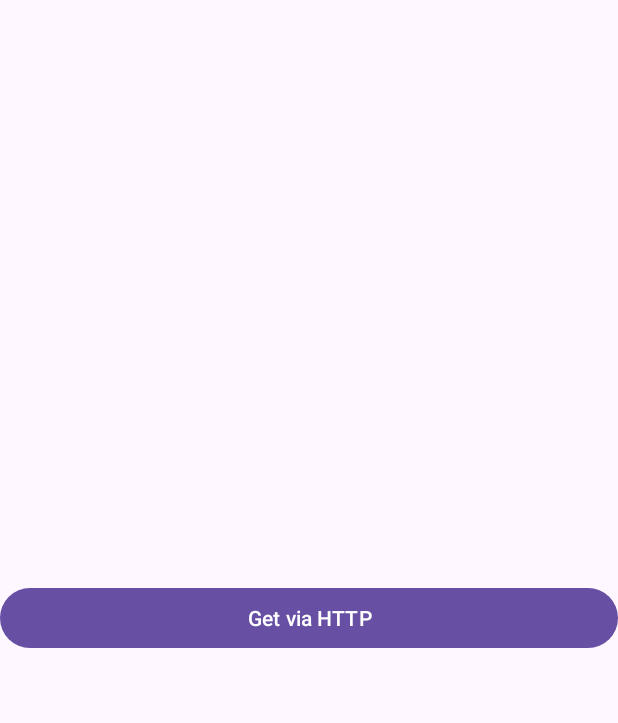
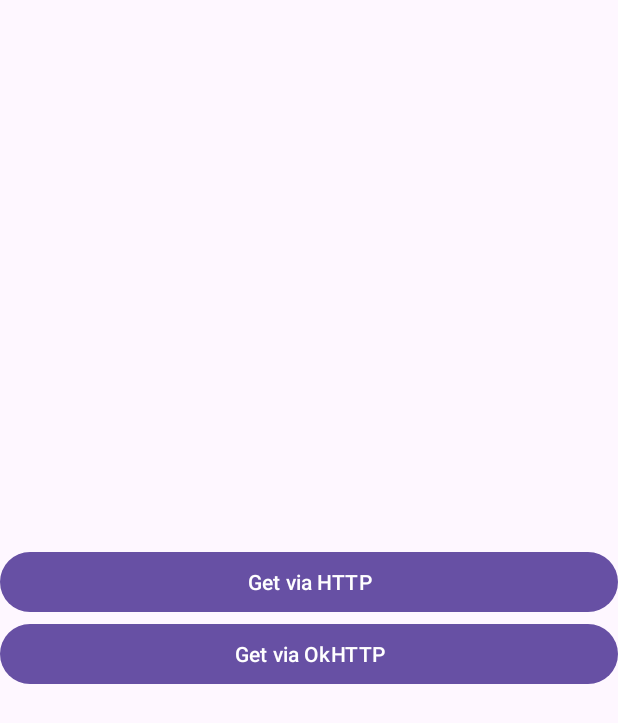
Before and after one commit to HarsatMKad/MobileApp_Lab4.2, an Android app: the screen it shows after launch (MainActivity), on a phone screen of 412 x 824 dp. Shown: the top 723 px of the screen. Run offline under Robolectric (Android 15) with nearby library versions, the phone set to English and light mode, and no system bars.

Commit message:
Add OkHttp

```diff
--- a/app/build.gradle.kts
+++ b/app/build.gradle.kts
@@ -36,7 +36,7 @@ android {
 }
 
 dependencies {
-
+    implementation("com.squareup.okhttp3:okhttp:4.11.0")
     implementation("androidx.core:core-ktx:1.9.0")
     implementation("androidx.appcompat:appcompat:1.6.1")
     implementation("com.google.android.material:material:1.9.0")
--- a/app/src/main/res/layout/activity_main.xml
+++ b/app/src/main/res/layout/activity_main.xml
@@ -13,4 +13,10 @@
         android:layout_width="match_parent"
         android:layout_height="wrap_content"
         android:text="Get via HTTP" />
+
+    <Button
+        android:id="@+id/btnOkHTTP"
+        android:layout_width="match_parent"
+        android:layout_height="wrap_content"
+        android:text="Get via OkHTTP" />
 </LinearLayout>
```
Also changed, not shown: app/src/main/java/com/example/internettest/MainActivity.kt (+24 -0 lines).
